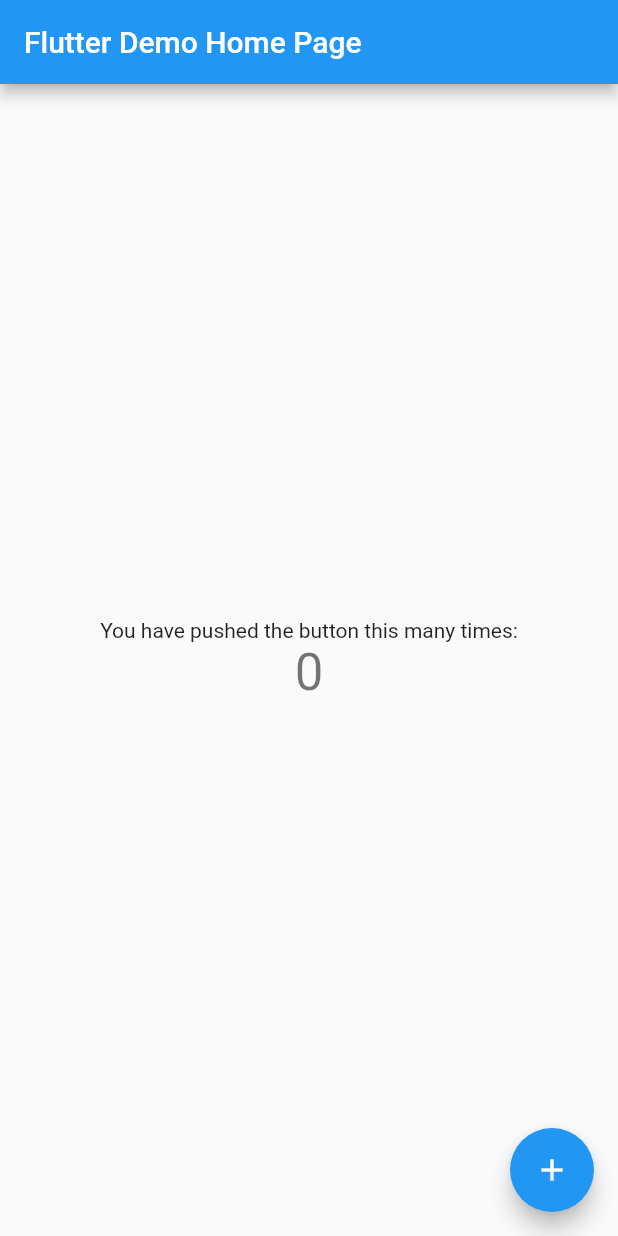
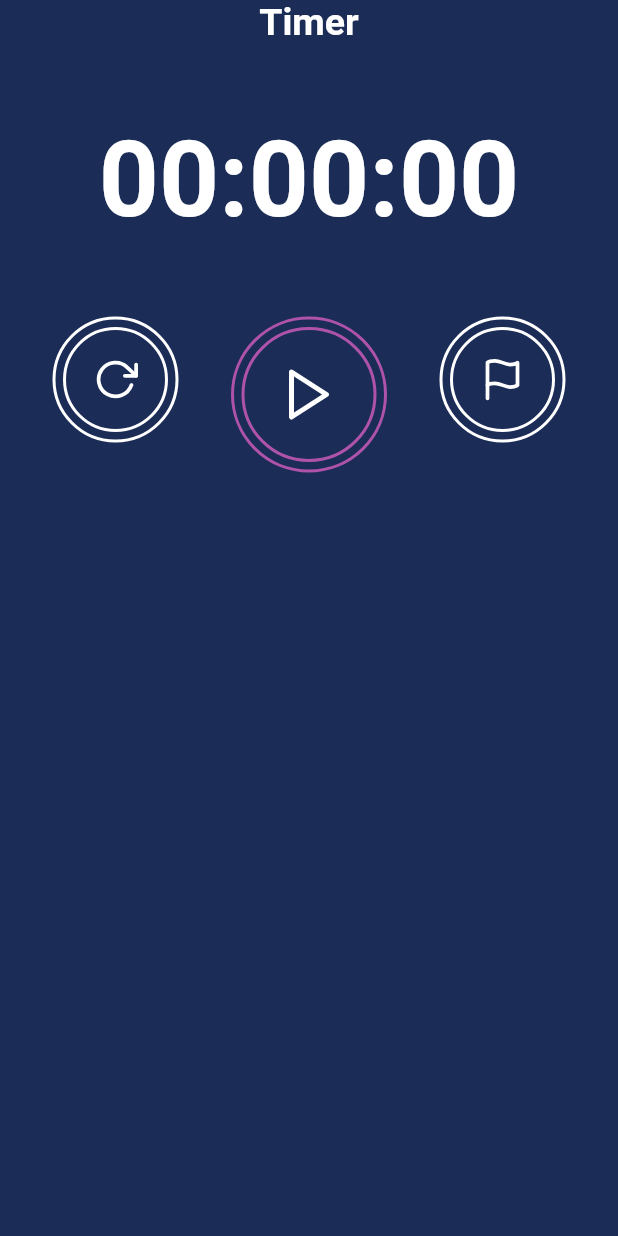
Before and after one commit to feMoraes0/stopwatch-app, a Flutter app: the screen it shows after launch, on a phone screen of 412 x 824 dp. Run offline on Flutter 3.47's test engine with Material 2 defaults, Android fonts, the phone set to English and light mode, and no system bars; our stand-ins replace feather_icons_flutter.

Commit message:
project: started home screen design

```diff
--- a/lib/main.dart
+++ b/lib/main.dart
@@ -1,111 +1,18 @@
 import 'package:flutter/material.dart';
+import 'package:stopwatch_app/screens/home.dart';
 
 void main() => runApp(MyApp());
 
 class MyApp extends StatelessWidget {
-  // This widget is the root of your application.
   @override
   Widget build(BuildContext context) {
     return MaterialApp(
       title: 'Flutter Demo',
       theme: ThemeData(
-        // This is the theme of your application.
-        //
-        // Try running your application with "flutter run". You'll see the
-        // application has a blue toolbar. Then, without quitting the app, try
-        // changing the primarySwatch below to Colors.green and then invoke
-        // "hot reload" (press "r" in the console where you ran "flutter run",
-        // or simply save your changes to "hot reload" in a Flutter IDE).
-        // Notice that the counter didn't reset back to zero; the application
-        // is not restarted.
+        backgroundColor: Color.fromRGBO(27, 44, 86, 1.0),
         primarySwatch: Colors.blue,
       ),
-      home: MyHomePage(title: 'Flutter Demo Home Page'),
+      home: Home(),
     );
   }
 }
-
-class MyHomePage extends StatefulWidget {
-  MyHomePage({Key key, this.title}) : super(key: key);
-
-  // This widget is the home page of your application. It is stateful, meaning
-  // that it has a State object (defined below) that contains fields that affect
-  // how it looks.
-
-  // This class is the configuration for the state. It holds the values (in this
-  // case the title) provided by the parent (in this case the App widget) and
-  // used by the build method of the State. Fields in a Widget subclass are
-  // always marked "final".
-
-  final String title;
-
-  @override
-  _MyHomePageState createState() => _MyHomePageState();
-}
-
-class _MyHomePageState extends State<MyHomePage> {
-  int _counter = 0;
-
-  void _incrementCounter() {
-    setState(() {
-      // This call to setState tells the Flutter framework that something has
-      // changed in this State, which causes it to rerun the build method below
-      // so that the display can reflect the updated values. If we changed
-      // _counter without calling setState(), then the build method would not be
-      // called again, and so nothing would appear to happen.
-      _counter++;
-    });
-  }
-
-  @override
-  Widget build(BuildContext context) {
-    // This method is rerun every time setState is called, for instance as done
-    // by the _incrementCounter method above.
-    //
-    // The Flutter framework has been optimized to make rerunning build methods
-    // fast, so that you can just rebuild anything that needs updating rather
-    // than having to individually change instances of widgets.
-    return Scaffold(
-      appBar: AppBar(
-        // Here we take the value from the MyHomePage object that was created by
-        // the App.build method, and use it to set our appbar title.
-        title: Text(widget.title),
-      ),
-      body: Center(
-        // Center is a layout widget. It takes a single child and positions it
-        // in the middle of the parent.
-        child: Column(
-          // Column is also a layout widget. It takes a list of children and
-          // arranges them vertically. By default, it sizes itself to fit its
-          // children horizontally, and tries to be as tall as its parent.
-          //
-          // Invoke "debug painting" (press "p" in the console, choose the
-          // "Toggle Debug Paint" action from the Flutter Inspector in Android
-          // Studio, or the "Toggle Debug Paint" command in Visual Studio Code)
-          // to see the wireframe for each widget.
-          //
-          // Column has various properties to control how it sizes itself and
-          // how it positions its children. Here we use mainAxisAlignment to
-          // center the children vertically; the main axis here is the vertical
-          // axis because Columns are vertical (the cross axis would be
-          // horizontal).
-          mainAxisAlignment: MainAxisAlignment.center,
-          children: <Widget>[
-            Text(
-              'You have pushed the button this many times:',
-            ),
-            Text(
-              '$_counter',
-              style: Theme.of(context).textTheme.display1,
-            ),
-          ],
-        ),
-      ),
-      floatingActionButton: FloatingActionButton(
-        onPressed: _incrementCounter,
-        tooltip: 'Increment',
-        child: Icon(Icons.add),
-      ), // This trailing comma makes auto-formatting nicer for build methods.
-    );
-  }
-}
--- a/lib/screens/home.dart
+++ b/lib/screens/home.dart
@@ -0,0 +1,146 @@
+import 'package:flutter/material.dart';
+import 'package:feather_icons_flutter/feather_icons_flutter.dart';
+
+class Home extends StatefulWidget {
+  @override
+  _HomeState createState() => _HomeState();
+}
+
+class _HomeState extends State<Home> {
+  @override
+  Widget build(BuildContext context) {
+    ThemeData theme = Theme.of(context);
+    return Scaffold(
+      backgroundColor: theme.backgroundColor,
+      body: SafeArea(
+        child: Center(
+          child: Column(
+            children: <Widget>[
+              Text(
+                'Timer',
+                style: TextStyle(
+                  fontSize: 25.0,
+                  fontWeight: FontWeight.w600,
+                  color: Colors.white,
+                ),
+              ),
+              Container(
+                margin: const EdgeInsets.symmetric(vertical: 50.0),
+                child: Text(
+                  '00:00:00',
+                  style: TextStyle(
+                    fontSize: 70.0,
+                    fontWeight: FontWeight.w600,
+                    color: Colors.white,
+                  ),
+                ),
+              ),
+              Row(
+                mainAxisAlignment: MainAxisAlignment.spaceEvenly,
+                crossAxisAlignment: CrossAxisAlignment.start,
+                children: <Widget>[
+                  Container(
+                    padding: const EdgeInsets.all(5.0),
+                    decoration: BoxDecoration(
+                      border: Border.all(
+                        color: Colors.white,
+                        width: 2.0,
+                      ),
+                      borderRadius: BorderRadius.circular(
+                        180.0,
+                      ),
+                    ),
+                    child: Container(
+                      height: 70.0,
+                      width: 70.0,
+                      decoration: BoxDecoration(
+                        border: Border.all(
+                          color: Colors.white,
+                          width: 2.0,
+                        ),
+                        borderRadius: BorderRadius.circular(
+                          180.0,
+                        ),
+                      ),
+                      child: Center(
+                        child: Icon(
+                          FeatherIcons.rotateCw,
+                          color: Colors.white,
+                          size: 30.0,
+                        ),
+                      ),
+                    ),
+                  ),
+                  Container(
+                    padding: const EdgeInsets.all(5.0),
+                    decoration: BoxDecoration(
+                      border: Border.all(
+                        color: Color.fromRGBO(174, 83, 169, 1.0),
+                        width: 2.0,
+                      ),
+                      borderRadius: BorderRadius.circular(
+                        180.0,
+                      ),
+                    ),
+                    child: Container(
+                      height: 90.0,
+                      width: 90.0,
+                      decoration: BoxDecoration(
+                        border: Border.all(
+                          color: Color.fromRGBO(174, 83, 169, 1.0),
+                          width: 2.0,
+                        ),
+                        borderRadius: BorderRadius.circular(
+                          180.0,
+                        ),
+                      ),
+                      child: Center(
+                        child: Icon(
+                          FeatherIcons.play,
+                          color: Colors.white,
+                          size: 40.0,
+                        ),
+                      ),
+                    ),
+                  ),
+                  Container(
+                    padding: const EdgeInsets.all(5.0),
+                    decoration: BoxDecoration(
+                      border: Border.all(
+                        color: Colors.white,
+                        width: 2.0,
+                      ),
+                      borderRadius: BorderRadius.circular(
+                        180.0,
+                      ),
+                    ),
+                    child: Container(
+                      height: 70.0,
+                      width: 70.0,
+                      decoration: BoxDecoration(
+                        border: Border.all(
+                          color: Colors.white,
+                          width: 2.0,
+                        ),
+                        borderRadius: BorderRadius.circular(
+                          180.0,
+                        ),
+                      ),
+                      child: Center(
+                        child: Icon(
+                          FeatherIcons.flag,
+                          color: Colors.white,
+                          size: 30.0,
+                        ),
+                      ),
+                    ),
+                  ),
+                ],
+              )
+            ],
+          ),
+        ),
+      ),
+    );
+  }
+}
--- a/pubspec.yaml
+++ b/pubspec.yaml
@@ -19,6 +19,7 @@ environment:
 dependencies:
   flutter:
     sdk: flutter
+  feather_icons_flutter: ^4.7.4
 
   # The following adds the Cupertino Icons font to your application.
   # Use with the CupertinoIcons class for iOS style icons.
```
Also changed, not shown: pubspec.lock.
